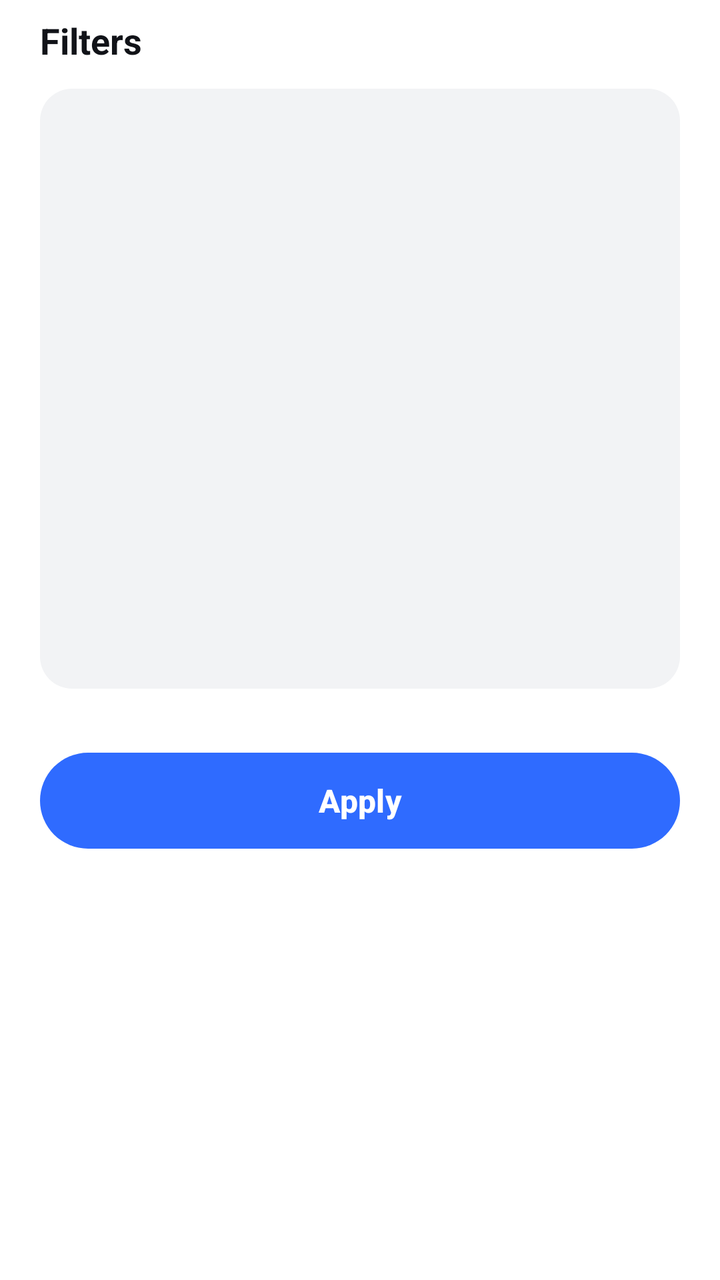
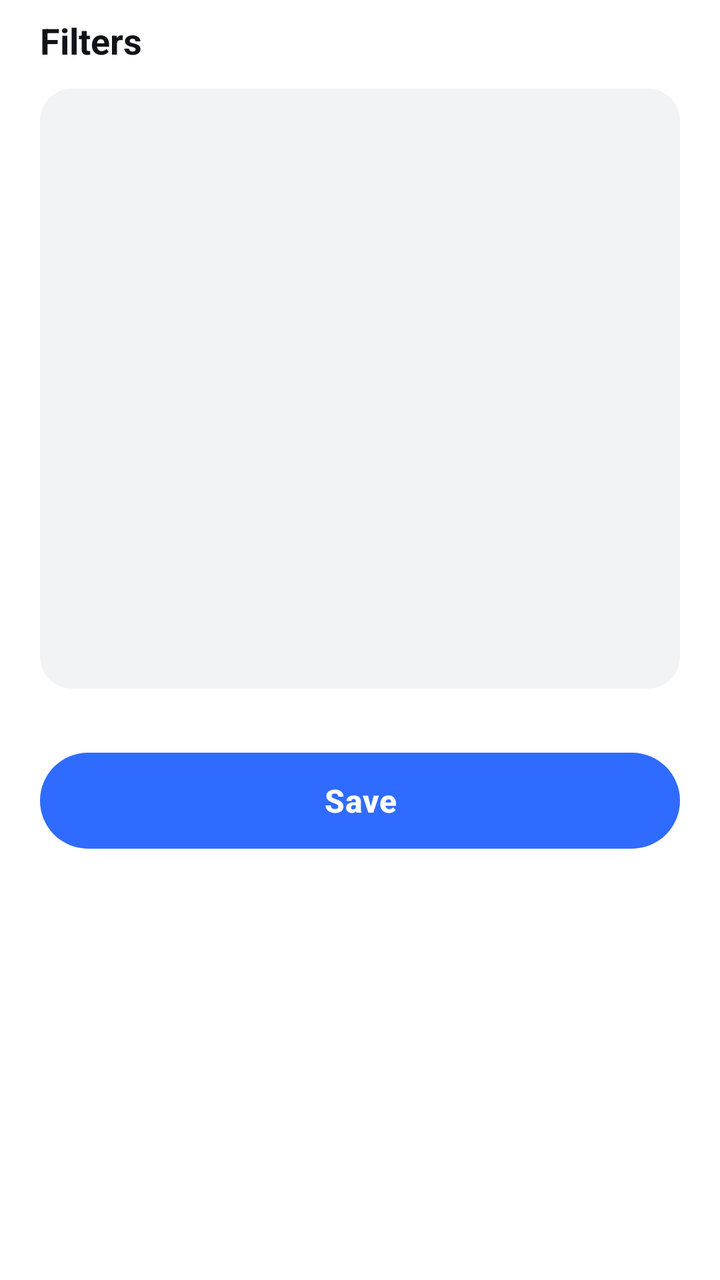

The first picture is an Android layout as it rendered before a commit; the second is the same layout after the commit. The layout source and the unified diff follow.
<!-- AndroidManifest.xml: application theme Theme.WallpaperCreator -->
<!-- res/layout/sheet_filters.xml -->
<?xml version="1.0" encoding="utf-8"?>
<LinearLayout xmlns:android="http://schemas.android.com/apk/res/android"
    xmlns:app="http://schemas.android.com/apk/res-auto"
    android:layout_width="match_parent"
    android:layout_height="wrap_content"
    android:orientation="vertical"
    android:paddingTop="8dp"
    android:paddingBottom="16dp">

    <TextView
        android:layout_width="match_parent"
        android:layout_height="wrap_content"
        android:paddingHorizontal="20dp"
        android:text="@string/filters_title"
        android:textColor="@color/text_primary"
        android:textSize="18sp"
        android:textStyle="bold" />

    <com.google.android.material.card.MaterialCardView
        android:layout_width="match_parent"
        android:layout_height="300dp"
        android:layout_marginHorizontal="20dp"
        android:layout_marginTop="12dp"
        app:cardCornerRadius="16dp"
        app:cardElevation="0dp"
        app:strokeWidth="0dp">

        <ImageView
            android:id="@+id/filterPreview"
            android:layout_width="match_parent"
            android:layout_height="match_parent"
            android:background="@color/surface_muted"
            android:contentDescription="@string/filters_title"
            android:scaleType="centerCrop" />
    </com.google.android.material.card.MaterialCardView>

    <HorizontalScrollView
        android:layout_width="match_parent"
        android:layout_height="wrap_content"
        android:layout_marginTop="12dp"
        android:clipToPadding="false"
        android:paddingHorizontal="16dp"
        android:scrollbars="none">

        <LinearLayout
            android:id="@+id/filterRow"
            android:layout_width="wrap_content"
            android:layout_height="wrap_content"
            android:orientation="horizontal" />
    </HorizontalScrollView>

    <com.google.android.material.button.MaterialButton
        android:id="@+id/btnApplyFilter"
        style="@style/PrimaryPill"
        android:layout_marginHorizontal="20dp"
        android:layout_marginTop="16dp"
        android:text="@string/apply" />
</LinearLayout>
<!-- resources referenced by this layout -->
<resources>
  <color name="surface_muted">#F2F3F5</color>
  <color name="text_primary">#111318</color>
  <string name="apply">Apply</string>
  <string name="filters_title">Filters</string>
  <style name="PrimaryPill" parent="Widget.Material3.Button">
          <item name="android:layout_width">match_parent</item>
          <item name="android:layout_height">56dp</item>
          <item name="android:textSize">16sp</item>
          <item name="android:textStyle">bold</item>
          <item name="cornerRadius">28dp</item>
          <item name="backgroundTint">@color/brand_primary</item>
      </style>
  <style name="Theme.WallpaperCreator" parent="Theme.Material3.DayNight">
          <item name="colorPrimary">@color/brand_primary</item>
          <item name="colorOnPrimary">@android:color/white</item>
          <item name="colorPrimaryContainer">@color/brand_primary_soft</item>
          <item name="colorSecondaryContainer">@color/brand_primary_soft</item>
          <item name="colorOnSecondaryContainer">@color/brand_primary</item>
          <item name="colorSecondary">@color/brand_secondary</item>
          <item name="colorSurface">@color/surface</item>
          <item name="android:colorBackground">@color/surface</item>
          <item name="android:statusBarColor">@color/surface</item>
          <item name="android:windowLightStatusBar">@bool/light_system_bars</item>
          <item name="android:navigationBarColor">@color/surface</item>
          <item name="android:windowLightNavigationBar">@bool/light_system_bars</item>
      </style>
  <color name="brand_primary">#2F6BFF</color>
  <color name="brand_primary_soft">#E8EFFF</color>
  <color name="brand_secondary">#8E44FF</color>
  <color name="surface">#FFFFFF</color>
</resources>

<!-- the commit's change to res/layout/sheet_filters.xml (unified diff, before → after) -->
@@ -54,5 +54,5 @@
         style="@style/PrimaryPill"
         android:layout_marginHorizontal="20dp"
         android:layout_marginTop="16dp"
-        android:text="@string/apply" />
+        android:text="@string/save" />
 </LinearLayout>
<!-- resource entries referenced after the edit -->
@@ -2,8 +2,8 @@
 <resources>
   <color name="surface_muted">#F2F3F5</color>
   <color name="text_primary">#111318</color>
-  <string name="apply">Apply</string>
   <string name="filters_title">Filters</string>
+  <string name="save">Save</string>
   <style name="PrimaryPill" parent="Widget.Material3.Button">
           <item name="android:layout_width">match_parent</item>
           <item name="android:layout_height">56dp</item>
